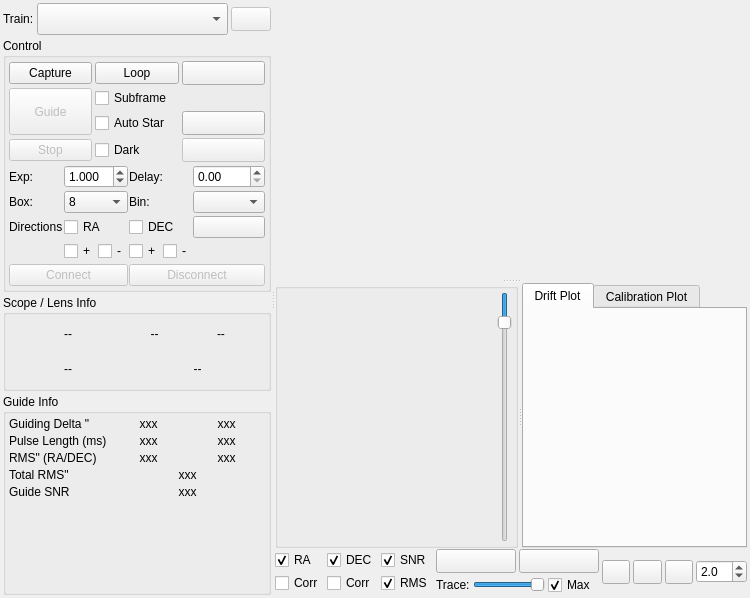
KDE/kstars, file kstars/ekos/guide/guide.ui: the form before one commit.
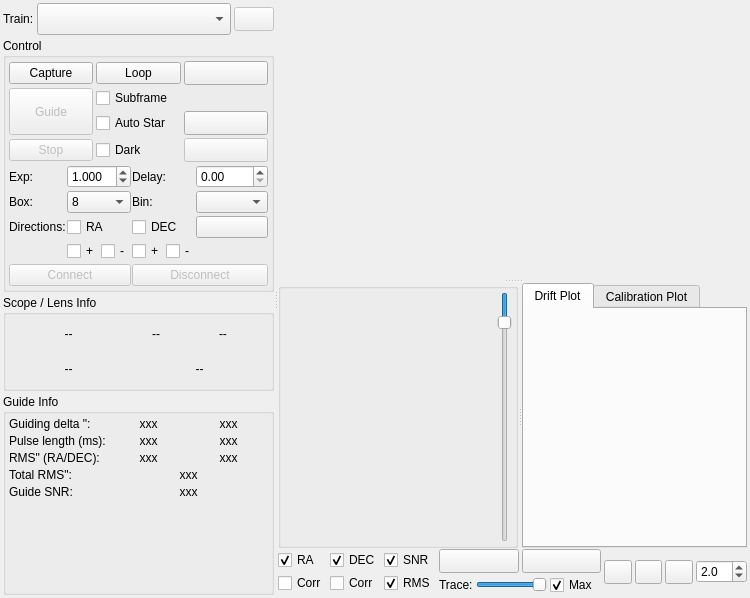
The form after the commit. Icons and pictures are not drawn. Custom widgets are drawn as their Qt base class.

The edit to the form file:
```diff
--- a/kstars/ekos/guide/guide.ui
+++ b/kstars/ekos/guide/guide.ui
@@ -428,7 +428,7 @@
             <item row="4" column="0">
              <widget class="QLabel" name="l_9">
               <property name="text">
-               <string>Directions</string>
+               <string>Directions:</string>
               </property>
              </widget>
             </item>
@@ -745,14 +745,14 @@
             <item row="1" column="0">
              <widget class="QLabel" name="l_17">
               <property name="text">
-               <string>Pulse Length (ms)</string>
+               <string>Pulse length (ms):</string>
               </property>
              </widget>
             </item>
             <item row="0" column="0">
              <widget class="QLabel" name="l_16">
               <property name="text">
-               <string>Guiding Delta &quot;</string>
+               <string>Guiding delta &quot;:</string>
               </property>
              </widget>
             </item>
@@ -828,7 +828,7 @@
                <string>Guiding RMS error</string>
               </property>
               <property name="text">
-               <string>RMS&quot; (RA/DEC)</string>
+               <string>RMS&quot; (RA/DEC):</string>
               </property>
              </widget>
             </item>
@@ -868,7 +868,7 @@
             <item row="3" column="0">
              <widget class="QLabel" name="label_7">
               <property name="text">
-               <string>Total RMS&quot;</string>
+               <string>Total RMS&quot;:</string>
               </property>
               <property name="alignment">
                <set>Qt::AlignLeading|Qt::AlignLeft|Qt::AlignVCenter</set>
@@ -888,7 +888,7 @@
             <item row="4" column="0">
              <widget class="QLabel" name="label_7b">
               <property name="text">
-               <string>Guide SNR</string>
+               <string>Guide SNR:</string>
               </property>
               <property name="alignment">
                <set>Qt::AlignLeading|Qt::AlignLeft|Qt::AlignVCenter</set>
```
Left out of the diff: 4 changed lines with no effect on the pictures.
